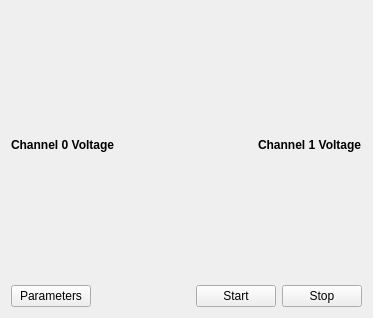
Before: the Qt Designer form ui/mainwindow.ui in Melomanstd/daq_gui, drawn with Qt 5.
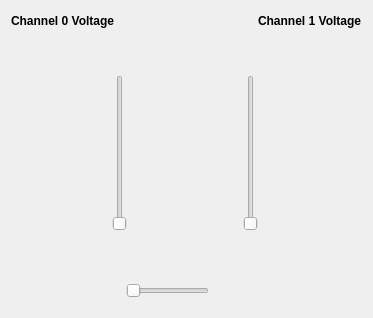
After: the same form once the commit is applied. Icons and pictures are not drawn.

Commit message: new icons, updating interface

What changed in the file:
```diff
--- a/ui/mainwindow.ui
+++ b/ui/mainwindow.ui
@@ -59,15 +59,347 @@
      </layout>
     </item>
     <item>
-     <layout class="QVBoxLayout" name="v_lay"/>
+     <layout class="QHBoxLayout" name="v_lay">
+      <property name="rightMargin">
+       <number>0</number>
+      </property>
+      <item>
+       <layout class="QVBoxLayout" name="verticalLayout">
+        <item>
+         <widget class="QPushButton" name="pushButton">
+          <property name="minimumSize">
+           <size>
+            <width>32</width>
+            <height>32</height>
+           </size>
+          </property>
+          <property name="maximumSize">
+           <size>
+            <width>32</width>
+            <height>32</height>
+           </size>
+          </property>
+          <property name="toolTip">
+           <string>Zoom in</string>
+          </property>
+          <property name="autoFillBackground">
+           <bool>false</bool>
+          </property>
+          <property name="text">
+           <string/>
+          </property>
+          <property name="icon">
+           <iconset resource="../resources.qrc">
+            <normaloff>:/new/images/zoom-plus-sign (1).png</normaloff>:/new/images/zoom-plus-sign (1).png</iconset>
+          </property>
+          <property name="iconSize">
+           <size>
+            <width>32</width>
+            <height>32</height>
+           </size>
+          </property>
+          <property name="flat">
+           <bool>true</bool>
+          </property>
+         </widget>
+        </item>
+        <item>
+         <widget class="QSlider" name="verticalSlider">
+          <property name="minimumSize">
+           <size>
+            <width>32</width>
+            <height>0</height>
+           </size>
+          </property>
+          <property name="toolTip">
+           <string>Voltage range</string>
+          </property>
+          <property name="layoutDirection">
+           <enum>Qt::LeftToRight</enum>
+          </property>
+          <property name="orientation">
+           <enum>Qt::Vertical</enum>
+          </property>
+         </widget>
+        </item>
+        <item>
+         <widget class="QPushButton" name="pushButton_2">
+          <property name="minimumSize">
+           <size>
+            <width>32</width>
+            <height>32</height>
+           </size>
+          </property>
+          <property name="maximumSize">
+           <size>
+            <width>32</width>
+            <height>32</height>
+           </size>
+          </property>
+          <property name="toolTip">
+           <string>Zoom out</string>
+          </property>
+          <property name="autoFillBackground">
+           <bool>false</bool>
+          </property>
+          <property name="text">
+           <string/>
+          </property>
+          <property name="icon">
+           <iconset resource="../resources.qrc">
+            <normaloff>:/new/images/zoom-decreasing-button-symbol (1).png</normaloff>:/new/images/zoom-decreasing-button-symbol (1).png</iconset>
+          </property>
+          <property name="iconSize">
+           <size>
+            <width>32</width>
+            <height>32</height>
+           </size>
+          </property>
+          <property name="flat">
+           <bool>true</bool>
+          </property>
+         </widget>
+        </item>
+       </layout>
+      </item>
+      <item>
+       <layout class="QVBoxLayout" name="verticalLayout_3">
+        <item>
+         <widget class="QPushButton" name="pushButton_4">
+          <property name="minimumSize">
+           <size>
+            <width>32</width>
+            <height>32</height>
+           </size>
+          </property>
+          <property name="maximumSize">
+           <size>
+            <width>32</width>
+            <height>32</height>
+           </size>
+          </property>
+          <property name="toolTip">
+           <string>Zoom in</string>
+          </property>
+          <property name="autoFillBackground">
+           <bool>false</bool>
+          </property>
+          <property name="text">
+           <string/>
+          </property>
+          <property name="icon">
+           <iconset resource="../resources.qrc">
+            <normaloff>:/new/images/zoom-plus-sign (1).png</normaloff>:/new/images/zoom-plus-sign (1).png</iconset>
+          </property>
+          <property name="iconSize">
+           <size>
+            <width>32</width>
+            <height>32</height>
+           </size>
+          </property>
+          <property name="flat">
+           <bool>true</bool>
+          </property>
+         </widget>
+        </item>
+        <item>
+         <widget class="QSlider" name="verticalSlider_2">
+          <property name="minimumSize">
+           <size>
+            <width>32</width>
+            <height>0</height>
+           </size>
+          </property>
+          <property name="toolTip">
+           <string>Voltage range</string>
+          </property>
+          <property name="orientation">
+           <enum>Qt::Vertical</enum>
+          </property>
+         </widget>
+        </item>
+        <item>
+         <widget class="QPushButton" name="pushButton_3">
+          <property name="minimumSize">
+           <size>
+            <width>32</width>
+            <height>32</height>
+           </size>
+          </property>
+          <property name="maximumSize">
+           <size>
+            <width>32</width>
+            <height>32</height>
+           </size>
+          </property>
+          <property name="toolTip">
+           <string>Zoom out</string>
+          </property>
+          <property name="autoFillBackground">
+           <bool>false</bool>
+          </property>
+          <property name="text">
+           <string/>
+          </property>
+          <property name="icon">
+           <iconset resource="../resources.qrc">
+            <normaloff>:/new/images/zoom-decreasing-button-symbol (1).png</normaloff>:/new/images/zoom-decreasing-button-symbol (1).png</iconset>
+          </property>
+          <property name="iconSize">
+           <size>
+            <width>32</width>
+            <height>32</height>
+           </size>
+          </property>
+          <property name="flat">
+           <bool>true</bool>
+          </property>
+         </widget>
+        </item>
+       </layout>
+      </item>
+     </layout>
     </item>
     <item>
      <layout class="QHBoxLayout" name="horizontalLayout">
       <item>
        <widget class="QPushButton" name="parameters_btn">
-        <property name="text">
+        <property name="minimumSize">
+         <size>
+          <width>32</width>
+          <height>32</height>
+         </size>
+        </property>
+        <property name="maximumSize">
+         <size>
+          <width>32</width>
+          <height>32</height>
+         </size>
+        </property>
+        <property name="toolTip">
          <string>Parameters</string>
         </property>
+        <property name="text">
+         <string/>
+        </property>
+        <property name="icon">
+         <iconset resource="../resources.qrc">
+          <normaloff>:/new/images/gear-wheel-with-cogs.png</normaloff>:/new/images/gear-wheel-with-cogs.png</iconset>
+        </property>
+        <property name="iconSize">
+         <size>
+          <width>32</width>
+          <height>32</height>
+         </size>
+        </property>
+        <property name="flat">
+         <bool>true</bool>
+        </property>
+       </widget>
+      </item>
+      <item>
+       <spacer name="horizontalSpacer_3">
+        <property name="orientation">
+         <enum>Qt::Horizontal</enum>
+        </property>
+        <property name="sizeHint" stdset="0">
+         <size>
+          <width>40</width>
+          <height>20</height>
+         </size>
+        </property>
+       </spacer>
+      </item>
+      <item>
+       <widget class="QPushButton" name="pushButton_5">
+        <property name="minimumSize">
+         <size>
+          <width>32</width>
+          <height>32</height>
+         </size>
+        </property>
+        <property name="maximumSize">
+         <size>
+          <width>32</width>
+          <height>32</height>
+         </size>
+        </property>
+        <property name="toolTip">
+         <string>Slower</string>
+        </property>
+        <property name="text">
+         <string/>
+        </property>
+        <property name="icon">
+         <iconset resource="../resources.qrc">
+          <normaloff>:/new/images/backward-arrows-couple-pointing-to-left.png</normaloff>:/new/images/backward-arrows-couple-pointing-to-left.png</iconset>
+        </property>
+        <property name="iconSize">
+         <size>
+          <width>32</width>
+          <height>32</height>
+         </size>
+        </property>
+        <property name="flat">
+         <bool>true</bool>
+        </property>
+       </widget>
+      </item>
+      <item>
+       <widget class="QSlider" name="horizontalSlider">
+        <property name="minimumSize">
+         <size>
+          <width>0</width>
+          <height>0</height>
+         </size>
+        </property>
+        <property name="maximumSize">
+         <size>
+          <width>16777215</width>
+          <height>16777215</height>
+         </size>
+        </property>
+        <property name="toolTip">
+         <string>Speed</string>
+        </property>
+        <property name="orientation">
+         <enum>Qt::Horizontal</enum>
+        </property>
+       </widget>
+      </item>
+      <item>
+       <widget class="QPushButton" name="pushButton_6">
+        <property name="minimumSize">
+         <size>
+          <width>32</width>
+          <height>32</height>
+         </size>
+        </property>
+        <property name="maximumSize">
+         <size>
+          <width>32</width>
+          <height>32</height>
+         </size>
+        </property>
+        <property name="toolTip">
+         <string>Faster</string>
+        </property>
+        <property name="text">
+         <string/>
+        </property>
+        <property name="icon">
+         <iconset resource="../resources.qrc">
+          <normaloff>:/new/images/forward.png</normaloff>:/new/images/forward.png</iconset>
+        </property>
+        <property name="iconSize">
+         <size>
+          <width>32</width>
+          <height>32</height>
+         </size>
+        </property>
+        <property name="flat">
+         <bool>true</bool>
+        </property>
        </widget>
       </item>
       <item>
@@ -85,22 +417,78 @@
       </item>
       <item>
        <widget class="QPushButton" name="start_btn">
-        <property name="text">
+        <property name="minimumSize">
+         <size>
+          <width>32</width>
+          <height>32</height>
+         </size>
+        </property>
+        <property name="maximumSize">
+         <size>
+          <width>32</width>
+          <height>32</height>
+         </size>
+        </property>
+        <property name="toolTip">
          <string>Start</string>
         </property>
+        <property name="text">
+         <string/>
+        </property>
+        <property name="icon">
+         <iconset resource="../resources.qrc">
+          <normaloff>:/new/images/youtube-play-button.png</normaloff>:/new/images/youtube-play-button.png</iconset>
+        </property>
+        <property name="iconSize">
+         <size>
+          <width>32</width>
+          <height>32</height>
+         </size>
+        </property>
         <property name="checkable">
          <bool>true</bool>
         </property>
+        <property name="flat">
+         <bool>true</bool>
+        </property>
        </widget>
       </item>
       <item>
        <widget class="QPushButton" name="stop_btn">
-        <property name="text">
+        <property name="minimumSize">
+         <size>
+          <width>32</width>
+          <height>32</height>
+         </size>
+        </property>
+        <property name="maximumSize">
+         <size>
+          <width>32</width>
+          <height>32</height>
+         </size>
+        </property>
+        <property name="toolTip">
          <string>Stop</string>
         </property>
+        <property name="text">
+         <string/>
+        </property>
+        <property name="icon">
+         <iconset resource="../resources.qrc">
+          <normaloff>:/new/images/stop-button.png</normaloff>:/new/images/stop-button.png</iconset>
+        </property>
+        <property name="iconSize">
+         <size>
+          <width>32</width>
+          <height>32</height>
+         </size>
+        </property>
         <property name="checkable">
          <bool>true</bool>
         </property>
+        <property name="flat">
+         <bool>true</bool>
+        </property>
        </widget>
       </item>
      </layout>
```
Left out of the diff: 4 changed lines with no effect on the pictures. The commit also changes 4 other files.
